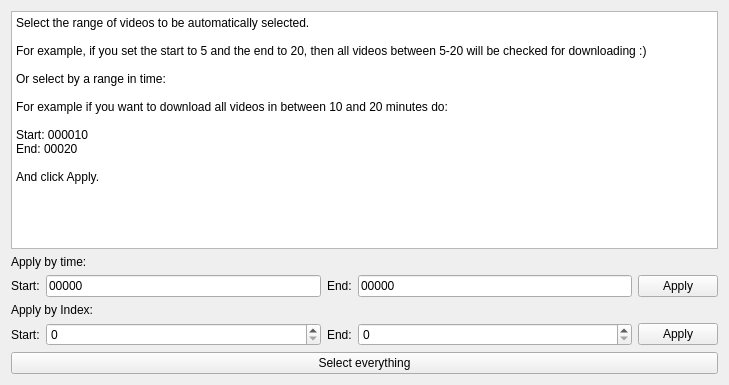
This is src/frontend/range_selector.ui in EchterAlsFake/Porn_Fetch as Qt 5 draws it before an edit. The edited form follows.
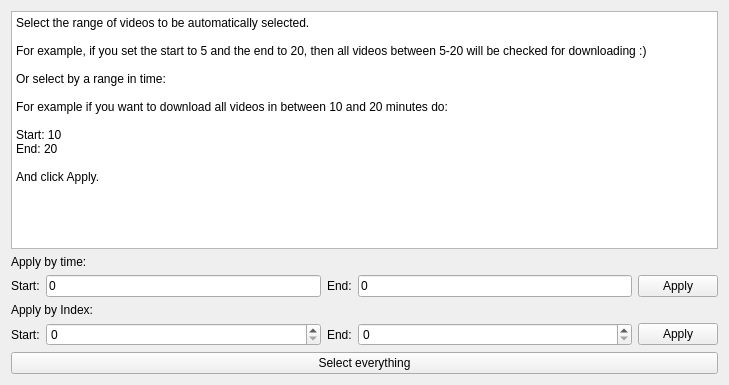
This is the edited form.

```diff
--- a/src/frontend/range_selector.ui
+++ b/src/frontend/range_selector.ui
@@ -36,7 +36,7 @@
      <item row="5" column="1">
       <widget class="QLineEdit" name="lineedit_range_start">
        <property name="text">
-        <string>00000</string>
+        <string>0</string>
        </property>
       </widget>
      </item>
@@ -46,7 +46,7 @@
      <item row="5" column="3">
       <widget class="QLineEdit" name="lineedit_range_end">
        <property name="text">
-        <string>00000</string>
+        <string>0</string>
        </property>
       </widget>
      </item>
@@ -56,19 +56,19 @@
         <string>&lt;!DOCTYPE HTML PUBLIC &quot;-//W3C//DTD HTML 4.0//EN&quot; &quot;http://www.w3.org/TR/REC-html40/strict.dtd&quot;&gt;
 &lt;html&gt;&lt;head&gt;&lt;meta name=&quot;qrichtext&quot; content=&quot;1&quot; /&gt;&lt;style type=&quot;text/css&quot;&gt;
 p, li { white-space: pre-wrap; }
-&lt;/style&gt;&lt;/head&gt;&lt;body style=&quot; font-family:'Noto Sans'; font-size:12pt; font-weight:400; font-style:normal;&quot;&gt;
-&lt;p style=&quot; margin-top:0px; margin-bottom:0px; margin-left:0px; margin-right:0px; -qt-block-indent:0; text-indent:0px;&quot;&gt;&lt;span style=&quot; font-family:'Segoe UI'; font-size:9pt;&quot;&gt;Select the range of videos to be automatically selected.&lt;/span&gt;&lt;/p&gt;
-&lt;p style=&quot;-qt-paragraph-type:empty; margin-top:0px; margin-bottom:0px; margin-left:0px; margin-right:0px; -qt-block-indent:0; text-indent:0px; font-family:'Segoe UI'; font-size:9pt;&quot;&gt;&lt;br /&gt;&lt;/p&gt;
-&lt;p style=&quot; margin-top:0px; margin-bottom:0px; margin-left:0px; margin-right:0px; -qt-block-indent:0; text-indent:0px;&quot;&gt;&lt;span style=&quot; font-family:'Segoe UI'; font-size:9pt;&quot;&gt;For example, if you set the start to 5 and the end to 20, then all videos between 5-20 will be checked for downloading :)&lt;/span&gt;&lt;/p&gt;
-&lt;p style=&quot;-qt-paragraph-type:empty; margin-top:0px; margin-bottom:0px; margin-left:0px; margin-right:0px; -qt-block-indent:0; text-indent:0px; font-family:'Segoe UI'; font-size:9pt;&quot;&gt;&lt;br /&gt;&lt;/p&gt;
-&lt;p style=&quot; margin-top:0px; margin-bottom:0px; margin-left:0px; margin-right:0px; -qt-block-indent:0; text-indent:0px;&quot;&gt;&lt;span style=&quot; font-family:'Segoe UI'; font-size:9pt;&quot;&gt;Or select by a range in time:&lt;/span&gt;&lt;/p&gt;
-&lt;p style=&quot;-qt-paragraph-type:empty; margin-top:0px; margin-bottom:0px; margin-left:0px; margin-right:0px; -qt-block-indent:0; text-indent:0px; font-family:'Segoe UI'; font-size:9pt;&quot;&gt;&lt;br /&gt;&lt;/p&gt;
-&lt;p style=&quot; margin-top:0px; margin-bottom:0px; margin-left:0px; margin-right:0px; -qt-block-indent:0; text-indent:0px;&quot;&gt;&lt;span style=&quot; font-family:'Segoe UI'; font-size:9pt;&quot;&gt;For example if you want to download all videos in between 10 and 20 minutes do:&lt;/span&gt;&lt;/p&gt;
-&lt;p style=&quot;-qt-paragraph-type:empty; margin-top:0px; margin-bottom:0px; margin-left:0px; margin-right:0px; -qt-block-indent:0; text-indent:0px; font-family:'Segoe UI'; font-size:9pt;&quot;&gt;&lt;br /&gt;&lt;/p&gt;
-&lt;p style=&quot; margin-top:0px; margin-bottom:0px; margin-left:0px; margin-right:0px; -qt-block-indent:0; text-indent:0px;&quot;&gt;&lt;span style=&quot; font-family:'Segoe UI'; font-size:9pt;&quot;&gt;Start: 000010&lt;/span&gt;&lt;/p&gt;
-&lt;p style=&quot; margin-top:0px; margin-bottom:0px; margin-left:0px; margin-right:0px; -qt-block-indent:0; text-indent:0px;&quot;&gt;&lt;span style=&quot; font-family:'Segoe UI'; font-size:9pt;&quot;&gt;End: 00020&lt;/span&gt;&lt;/p&gt;
-&lt;p style=&quot;-qt-paragraph-type:empty; margin-top:0px; margin-bottom:0px; margin-left:0px; margin-right:0px; -qt-block-indent:0; text-indent:0px; font-family:'Segoe UI'; font-size:9pt;&quot;&gt;&lt;br /&gt;&lt;/p&gt;
-&lt;p style=&quot; margin-top:0px; margin-bottom:0px; margin-left:0px; margin-right:0px; -qt-block-indent:0; text-indent:0px;&quot;&gt;&lt;span style=&quot; font-family:'Segoe UI'; font-size:9pt;&quot;&gt;And click Apply.&lt;/span&gt;&lt;/p&gt;&lt;/body&gt;&lt;/html&gt;</string>
+&lt;/style&gt;&lt;/head&gt;&lt;body style=&quot; font-family:'Sans Serif'; font-size:9pt; font-weight:400; font-style:normal;&quot;&gt;
+&lt;p style=&quot; margin-top:0px; margin-bottom:0px; margin-left:0px; margin-right:0px; -qt-block-indent:0; text-indent:0px;&quot;&gt;&lt;span style=&quot; font-family:'Segoe UI';&quot;&gt;Select the range of videos to be automatically selected.&lt;/span&gt;&lt;/p&gt;
+&lt;p style=&quot;-qt-paragraph-type:empty; margin-top:0px; margin-bottom:0px; margin-left:0px; margin-right:0px; -qt-block-indent:0; text-indent:0px; font-family:'Segoe UI';&quot;&gt;&lt;br /&gt;&lt;/p&gt;
+&lt;p style=&quot; margin-top:0px; margin-bottom:0px; margin-left:0px; margin-right:0px; -qt-block-indent:0; text-indent:0px;&quot;&gt;&lt;span style=&quot; font-family:'Segoe UI';&quot;&gt;For example, if you set the start to 5 and the end to 20, then all videos between 5-20 will be checked for downloading :)&lt;/span&gt;&lt;/p&gt;
+&lt;p style=&quot;-qt-paragraph-type:empty; margin-top:0px; margin-bottom:0px; margin-left:0px; margin-right:0px; -qt-block-indent:0; text-indent:0px; font-family:'Segoe UI';&quot;&gt;&lt;br /&gt;&lt;/p&gt;
+&lt;p style=&quot; margin-top:0px; margin-bottom:0px; margin-left:0px; margin-right:0px; -qt-block-indent:0; text-indent:0px;&quot;&gt;&lt;span style=&quot; font-family:'Segoe UI';&quot;&gt;Or select by a range in time:&lt;/span&gt;&lt;/p&gt;
+&lt;p style=&quot;-qt-paragraph-type:empty; margin-top:0px; margin-bottom:0px; margin-left:0px; margin-right:0px; -qt-block-indent:0; text-indent:0px; font-family:'Segoe UI';&quot;&gt;&lt;br /&gt;&lt;/p&gt;
+&lt;p style=&quot; margin-top:0px; margin-bottom:0px; margin-left:0px; margin-right:0px; -qt-block-indent:0; text-indent:0px;&quot;&gt;&lt;span style=&quot; font-family:'Segoe UI';&quot;&gt;For example if you want to download all videos in between 10 and 20 minutes do:&lt;/span&gt;&lt;/p&gt;
+&lt;p style=&quot;-qt-paragraph-type:empty; margin-top:0px; margin-bottom:0px; margin-left:0px; margin-right:0px; -qt-block-indent:0; text-indent:0px; font-family:'Segoe UI';&quot;&gt;&lt;br /&gt;&lt;/p&gt;
+&lt;p style=&quot; margin-top:0px; margin-bottom:0px; margin-left:0px; margin-right:0px; -qt-block-indent:0; text-indent:0px;&quot;&gt;&lt;span style=&quot; font-family:'Segoe UI';&quot;&gt;Start: 10&lt;/span&gt;&lt;/p&gt;
+&lt;p style=&quot; margin-top:0px; margin-bottom:0px; margin-left:0px; margin-right:0px; -qt-block-indent:0; text-indent:0px;&quot;&gt;&lt;span style=&quot; font-family:'Segoe UI';&quot;&gt;End: 20&lt;/span&gt;&lt;/p&gt;
+&lt;p style=&quot;-qt-paragraph-type:empty; margin-top:0px; margin-bottom:0px; margin-left:0px; margin-right:0px; -qt-block-indent:0; text-indent:0px; font-family:'Segoe UI';&quot;&gt;&lt;br /&gt;&lt;/p&gt;
+&lt;p style=&quot; margin-top:0px; margin-bottom:0px; margin-left:0px; margin-right:0px; -qt-block-indent:0; text-indent:0px;&quot;&gt;&lt;span style=&quot; font-family:'Segoe UI';&quot;&gt;And click Apply.&lt;/span&gt;&lt;/p&gt;&lt;/body&gt;&lt;/html&gt;</string>
        </property>
       </widget>
      </item>
```
